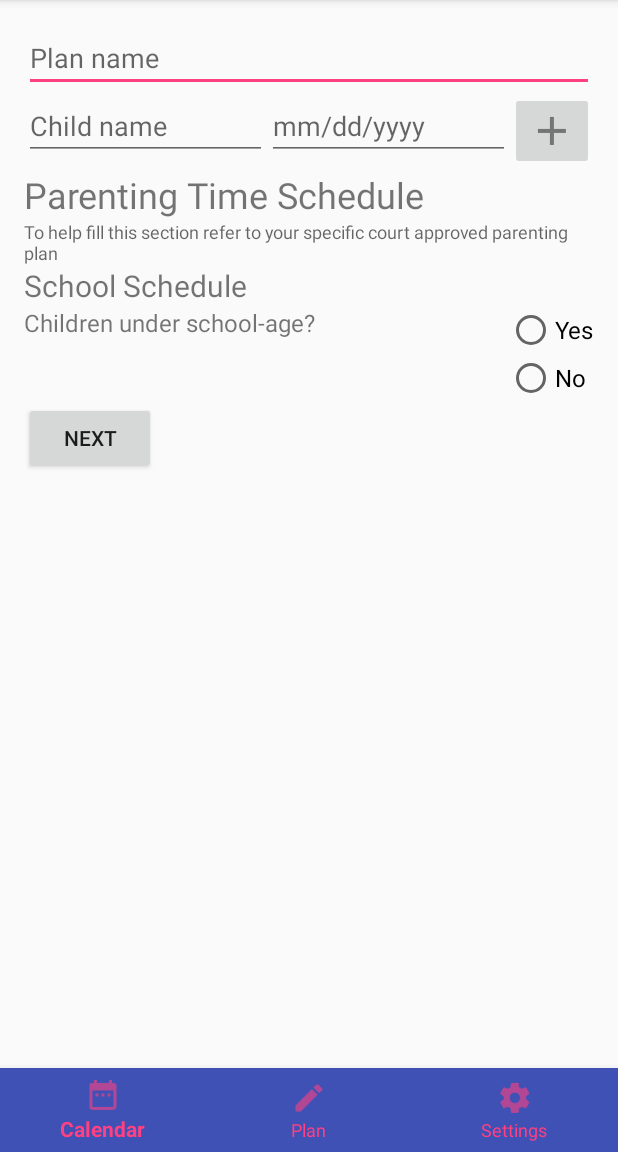
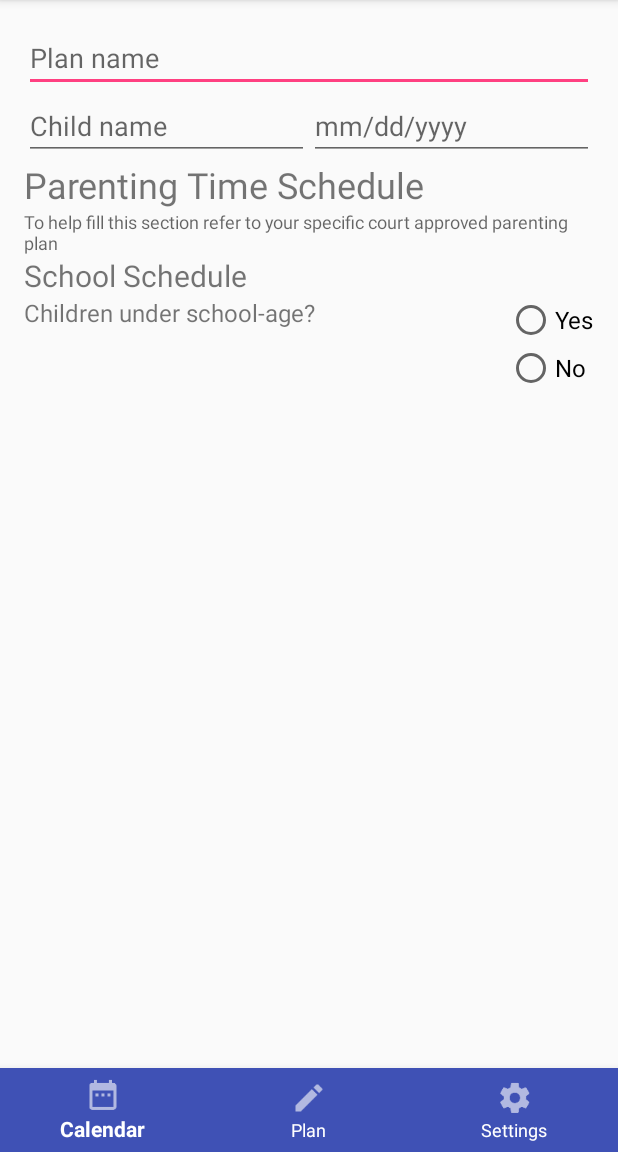
Before and after one commit to nica18morena/GardianO, an Android app: the screen it shows after launch (ParentingPlanSetup), on a phone screen of 412 x 824 dp, the part 84-1236 px from its top. Run offline under Robolectric (Android 15) with nearby library versions, the phone set to English and light mode, and no system bars; our stand-ins replace Firebase (no records; nobody signed in at launch, a user with empty details on screens opened directly).

```diff
--- a/app/src/main/java/com/example/jessi/guardiano/Calendar.java
+++ b/app/src/main/java/com/example/jessi/guardiano/Calendar.java
@@ -41,7 +41,8 @@ public class Calendar extends AppCompatActivity {
                                 startActivity(intent2);
                                 break;
                             case R.id.action_settings:
-
+                                Intent intent3 = new Intent(context, SettingsActivity.class);
+                                startActivity(intent3);
                                 break;
                         }
                         return true;
--- a/app/src/main/java/com/example/jessi/guardiano/ParentingPlanSetup.java
+++ b/app/src/main/java/com/example/jessi/guardiano/ParentingPlanSetup.java
@@ -13,11 +13,15 @@ import android.support.design.widget.BottomNavigationView;
 import android.support.v4.app.DialogFragment;
 import android.support.v7.app.AppCompatActivity;
 import android.os.Bundle;
+import android.view.KeyEvent;
 import android.view.MenuItem;
 import android.view.View;
+import android.view.inputmethod.EditorInfo;
+import android.view.inputmethod.InputMethodManager;
 import android.widget.AdapterView;
 import android.widget.ArrayAdapter;
 import android.widget.Button;
+import android.widget.EditText;
 import android.widget.ImageButton;
 import android.widget.LinearLayout;
 import android.widget.RadioButton;
@@ -28,68 +32,251 @@ import android.widget.TimePicker;
 import android.widget.Toast;
 import android.widget.AdapterView.OnItemSelectedListener;
 
+import com.example.jessi.guardiano.DataObjects.Children;
+import com.example.jessi.guardiano.DataObjects.Plan;
+import com.google.firebase.database.ChildEventListener;
+import com.google.firebase.database.DataSnapshot;
+import com.google.firebase.database.DatabaseError;
+import com.google.firebase.database.DatabaseReference;
+import com.google.firebase.database.FirebaseDatabase;
+
+import static com.example.jessi.guardiano.R.id.editPlanName;
+import static com.example.jessi.guardiano.R.id.spinner_weekday_options;
+import static com.example.jessi.guardiano.R.id.spinner_weekend_options;
+import static com.example.jessi.guardiano.R.id.text_child_DOB;
+import static com.example.jessi.guardiano.R.id.text_child_name;
 import static java.security.AccessController.getContext;
 
 //TODO: code clean up
 public class ParentingPlanSetup extends AppCompatActivity implements AdapterView.OnItemSelectedListener {
 
     private TextView weekendDropOffTimeText, weekendPickUpTimeText;
+    private TextView tvPlanName, tvChildName, tvChildDOB;
+    private EditText mPlanName, mChildName, mChildDOB;
     private TimePicker timePicker;
     private Button weekendDropoffTimeButton, weekendPickUpTimeButton;
     private int hour, minute;
+    private String planName, planStart, childName, childDOB;
     static final int TIME_DIALOG_ID = 999;
+
+    private FirebaseDatabase mfirebaseDatabase;
+    private DatabaseReference mDatabaseReferenceP, mDatabaseReferenceC, mDatabaseReference;
+    private ChildEventListener mChildEventListenerP, mChildEventListenerC, mChildEventListener;
 
     @Override
     protected void onCreate(Bundle savedInstanceState) {
         super.onCreate(savedInstanceState);
         setContentView(R.layout.activity_parenting_plan_setup);
 
-        //TODO:Remove redundant code
+        //instantiate text views
+        tvPlanName = (TextView) findViewById(R.id.textView_planName);
+        tvChildName = (TextView) findViewById(R.id.textView_childName);
+        tvChildDOB = (TextView) findViewById(R.id.textView_childDOB);
+
+        //Database access
+        mfirebaseDatabase = FirebaseDatabase.getInstance();
+        mDatabaseReference = mfirebaseDatabase.getReference();
+
+        //attach db child listener
+        dbChildEventListener();
+
+        //Read and save text inputs
+        mPlanName = (EditText) findViewById(R.id.editPlanName);
+        this.editorActionListener(mPlanName);
+
+        //TODO: Add planStart as input
+        //EditText mPlanStart = (EditText) findViewById(R.id.editPlanStart);
+        //planStart = mPlanName.getText().toString();
+        mChildName = (EditText) findViewById(R.id.text_child_name);
+        this.editorActionListener(mChildName);
+        mChildDOB = (EditText) findViewById(R.id.text_child_DOB);
+        this.editorActionListener(mChildDOB);
+
         // Spinner element
         Spinner spinnerWeekend = (Spinner) findViewById(R.id.spinner_weekend_options);
+        this.initializeSpinner(spinnerWeekend);
+
         Spinner spinnerWeekday = (Spinner) findViewById(R.id.spinner_weekday_options);
+        this.initializeSpinner(spinnerWeekday);
+
+        //call bottom navigation
+        this.bottomNavigationViewListener();
+    }
+
+    private void initializeSpinner(Spinner s) {
+
+        List<String> categories = new ArrayList<String>();
 
         // Spinner click listener
-        spinnerWeekend.setOnItemSelectedListener(this);
-        spinnerWeekday.setOnItemSelectedListener(this);
+        s.setOnItemSelectedListener(this);
 
         // Spinner Drop down elements
-        List<String> categoriesWeekend = new ArrayList<String>();
-        categoriesWeekend.add("Every");
-        categoriesWeekend.add("Every other");
-        categoriesWeekend.add("First wknd of mos");
-        categoriesWeekend.add("Second wknd of mos");
-        categoriesWeekend.add("Third wknd of mos");
-        categoriesWeekend.add("Fourth wknd of mos");
-        categoriesWeekend.add("Fifth wknd of mos");
-        categoriesWeekend.add("None");
+        switch (s.getId()) {
+            case spinner_weekend_options:
 
-        List<String> categoriesWeekdays = new ArrayList<String>();
-        categoriesWeekdays.add("Every");
-        categoriesWeekdays.add("Every other");
-        categoriesWeekdays.add("First week of mos");
-        categoriesWeekdays.add("Second week of mos");
-        categoriesWeekdays.add("Third week of mos");
-        categoriesWeekdays.add("Fourth week of mos");
-        categoriesWeekdays.add("Fifth week of mos");
-        categoriesWeekdays.add("None");
+                categories.add("Every");
+                categories.add("Every other");
+                categories.add("First wknd of mos");
+                categories.add("Second wknd of mos");
+                categories.add("Third wknd of mos");
+                categories.add("Fourth wknd of mos");
+                categories.add("Fifth wknd of mos");
+                categories.add("None");
+                break;
 
+            case spinner_weekday_options:
+                //List<String> categories = new ArrayList<String>();
+                categories.add("Every");
+                categories.add("Every other");
+                categories.add("First week of mos");
+                categories.add("Second week of mos");
+                categories.add("Third week of mos");
+                categories.add("Fourth week of mos");
+                categories.add("Fifth week of mos");
+                categories.add("None");
+                break;
+        }
         // Creating adapter for spinner
-        ArrayAdapter<String> dataAdapterWeekend = new ArrayAdapter<String>(this, android.R.layout.simple_spinner_item, categoriesWeekend);
-        ArrayAdapter<String> dataAdapterWeekday = new ArrayAdapter<String>(this, android.R.layout.simple_spinner_item, categoriesWeekdays);
+        ArrayAdapter<String> dataAdapter = new ArrayAdapter<String>(this, android.R.layout.simple_spinner_item, categories);
 
         // Drop down layout style - list view with radio button
-        dataAdapterWeekend.setDropDownViewResource(android.R.layout.simple_spinner_dropdown_item);
-        dataAdapterWeekday.setDropDownViewResource(android.R.layout.simple_spinner_dropdown_item);
+        dataAdapter.setDropDownViewResource(android.R.layout.simple_spinner_dropdown_item);
 
         // attaching data adapter to spinner
-        spinnerWeekend.setAdapter(dataAdapterWeekend);
-        spinnerWeekday.setAdapter(dataAdapterWeekend);
-
-        //call bottom navigation
-        bottomNavigationViewListener();
+        s.setAdapter(dataAdapter);
     }
 
+    private void editorActionListener(EditText et) {
+
+        et.setOnEditorActionListener(new TextView.OnEditorActionListener() {
+            @Override
+            public boolean onEditorAction(TextView v, int actionId, KeyEvent event) {
+
+                boolean done = false;
+                Context context = getApplicationContext();
+                if (actionId == EditorInfo.IME_ACTION_NEXT) {
+
+                    String text = v.getText().toString();
+                    Toast.makeText(context, text, Toast.LENGTH_SHORT).show();
+
+                    switch (v.getId()) {
+                        case editPlanName:
+                            planName = text;
+                            break;
+
+                        /*case editPlanStart:
+                            planStart = text;
+                            break;*/
+
+                        case text_child_name:
+                            childName = text;
+                            break;
+
+                        case text_child_DOB:
+                            childDOB = text;
+                            break;
+                    }
+                } else if (actionId == EditorInfo.IME_ACTION_DONE) {
+                    String text = v.getText().toString();
+                    Toast.makeText(context, text, Toast.LENGTH_SHORT).show();
+                    done = true;
+
+                    switch (v.getId()) {
+                        case text_child_DOB:
+                            childDOB = text;
+                            break;
+                    }
+                }
+
+                if (done) {
+                    //v.clearFocus(); //todo:this doesnt work as expected, it trasfers the focus
+                    InputMethodManager imm = (InputMethodManager) getSystemService(Context.INPUT_METHOD_SERVICE);
+                    imm.toggleSoftInput(InputMethodManager.SHOW_FORCED, InputMethodManager.RESULT_HIDDEN);
+                    //hideSoftKeyboard();
+                    Children children = new Children(childName, childDOB);
+                    Plan plan = new Plan(planName);
+
+                    //Update edit text fields to not be visible and text view visible
+                   /* mPlanName.setVisibility(View.GONE);
+                    mChildName.setVisibility(View.GONE);
+                    mChildDOB.setVisibility(View.GONE);
+
+                    tvPlanName.setVisibility(View.VISIBLE);
+                    tvChildName.setVisibility(View.VISIBLE);
+                    tvChildDOB.setVisibility(View.VISIBLE);*/
+
+                    //Update DB with values
+                    mDatabaseReference = mfirebaseDatabase.getReference().child("User/Plan");
+                    mDatabaseReference.setValue(plan);
+                    mDatabaseReference = mfirebaseDatabase.getReference().child("User/Children");
+                    mDatabaseReference.setValue(children);
+
+                    //attach db child listener
+                    //dbChildEventListener();
+                }
+
+                return done;
+            }
+        });
+    }
+    private void dbChildEventListener() {
+
+        mChildEventListener = new ChildEventListener() {
+
+            @Override
+            public void onChildAdded(DataSnapshot dataSnapshot, String s) {
+
+                //hideSoftKeyboard();
+                //tvChildDOB.setVisibility(View.VISIBLE);
+                if(dataSnapshot.getKey().equals("Children")) {
+                    mChildName.setVisibility(View.GONE);
+                    mChildDOB.setVisibility(View.GONE);
+
+                    tvChildName.setVisibility(View.VISIBLE);
+                    tvChildDOB.setVisibility(View.VISIBLE);
+
+                    Children children = dataSnapshot.getValue(Children.class);
+                    tvChildName.setText(children.getChildName());
+                    tvChildDOB.setText(children.getChildDOB());
+                }
+                if(dataSnapshot.getKey().equals("Plan")) {
+                    mPlanName.setVisibility(View.GONE);
+                    tvPlanName.setVisibility(View.VISIBLE);
+
+                    Plan plan = dataSnapshot.getValue(Plan.class);
+                    tvPlanName.setText(plan.getPlanName());
+                    //tvChildDOB.setText(children.getChildDOB());
+                }
+            }
+
+            @Override
+            public void onChildChanged(DataSnapshot dataSnapshot, String s) {
+
+            }
+
+            @Override
+            public void onChildRemoved(DataSnapshot dataSnapshot) {
+
+            }
+
+            @Override
+            public void onChildMoved(DataSnapshot dataSnapshot, String s) {
+
+            }
+
+            @Override
+            public void onCancelled(DatabaseError databaseError) {
+
+            }
+        };
+        mDatabaseReference = mfirebaseDatabase.getReference().child("User");
+        mDatabaseReference.addChildEventListener(mChildEventListener);
+    }
+
+    private void hideSoftKeyboard(){
+        InputMethodManager imm = (InputMethodManager) getSystemService(Context.INPUT_METHOD_SERVICE);
+        imm.toggleSoftInput(InputMethodManager.SHOW_FORCED, InputMethodManager.RESULT_HIDDEN);
+    }
     @Override
     public void onItemSelected(AdapterView<?> parent, View view, int position, long id) {
         // On selecting a spinner item
@@ -150,27 +337,35 @@ public class ParentingPlanSetup extends AppCompatActivity implements AdapterView
         LinearLayout llTimePicker1 = (LinearLayout) findViewById(R.id.layout_weekend_time_picker);
         LinearLayout llTimePicker2 = (LinearLayout) findViewById(R.id.layout_weekday_time_picker);
 
+        Button buttonNext = (Button) findViewById(R.id.button_first_page);
+
         //Check which radio button was clicked
         switch (view.getId()) {
             case R.id.yes_radio_button:
                 if (checked) {
-                    //something
+                    //Make under school age schedule visible
                     llUnderSchoolAge.setVisibility(View.VISIBLE);
+                    //TODO: Call DB
+                    //Show next button
+                    buttonNext.setVisibility(View.GONE);
                 }
                 break;
             case R.id.yes2_radio_button:
                 if (checked) {
-                    //something
+                    //Using the same school schedule, no futher action is needed
                     llSameSchedule1.setVisibility(View.GONE);
                     llTimePicker1.setVisibility(View.GONE);
                     llSameSchedule2.setVisibility(View.GONE);
                     llWeekdaySelection.setVisibility(View.GONE);
                     llTimePicker2.setVisibility(View.GONE);
+                    //Show next button
+                    buttonNext.setVisibility(View.VISIBLE);
                 }
                 break;
             case R.id.no_radio_button:
                 if (checked) {
-                    //something
+                    //No futher action is needed, proceed to the next form, child is not under
+                    //school age
                     llUnderSchoolAge.setVisibility(View.GONE);
 
                     llSameSchedule1.setVisibility(View.GONE);
@@ -178,16 +373,22 @@ public class ParentingPlanSetup extends AppCompatActivity implements AdapterView
                     llSameSchedule2.setVisibility(View.GONE);
                     llWeekdaySelection.setVisibility(View.GONE);
                     llTimePicker2.setVisibility(View.GONE);
+
+                    //Show next button
+                    buttonNext.setVisibility(View.VISIBLE);
                 }
                 break;
             case R.id.no2_radio_button:
                 if (checked) {
-                    //something
+                    //Child under school age and not using school schedule
                     llSameSchedule1.setVisibility(View.VISIBLE);
                     llTimePicker1.setVisibility(View.VISIBLE);
                     llSameSchedule2.setVisibility(View.VISIBLE);
                     llWeekdaySelection.setVisibility(View.VISIBLE);
                     llTimePicker2.setVisibility(View.VISIBLE);
+                    //TODO: add DB call
+                    //Show next button
+                    buttonNext.setVisibility(View.VISIBLE);
                 }
                 break;
         }
--- a/app/src/main/res/layout/activity_calendar.xml
+++ b/app/src/main/res/layout/activity_calendar.xml
@@ -19,7 +19,7 @@
         android:layout_height="wrap_content"
         android:layout_alignParentBottom="true"
         app:itemBackground="@color/colorPrimary"
-        app:itemIconTint="@color/colorAccent"
-        app:itemTextColor="@color/colorAccent"
+        app:itemIconTint="@android:color/white"
+        app:itemTextColor="@android:color/white"
         app:menu="@menu/navigation_items" />
 </RelativeLayout>
--- a/app/src/main/res/layout/activity_parenting_plan_setup.xml
+++ b/app/src/main/res/layout/activity_parenting_plan_setup.xml
@@ -1,7 +1,6 @@
 <?xml version="1.0" encoding="utf-8"?>
 <RelativeLayout xmlns:android="http://schemas.android.com/apk/res/android"
     xmlns:app="http://schemas.android.com/apk/res-auto"
-    xmlns:design="http://schema.android.com/apk/res/android.support.design"
     xmlns:tools="http://schemas.android.com/tools"
     android:id="@+id/activity_parenting_plan_setup"
     android:layout_width="match_parent"
@@ -9,6 +8,7 @@
     tools:context="com.example.jessi.guardiano.ParentingPlanSetup">
     <!--TODO:get the right padding around app-->
     <ScrollView
+        android:id="@+id/scroll_view"
         android:layout_width="match_parent"
         android:layout_height="wrap_content">
 
@@ -17,18 +17,33 @@
             android:layout_height="wrap_content"
             android:layout_margin="16dp">
 
+            <LinearLayout
+                android:id="@+id/linear_layout_plan"
+                android:layout_width="match_parent"
+                android:layout_height="wrap_content"
+                android:orientation="vertical">
+
             <EditText
                 android:id="@+id/editPlanName"
                 android:layout_width="match_parent"
                 android:layout_height="wrap_content"
                 android:hint="@string/plan_name"
+                android:imeOptions="actionNext"
                 android:inputType="textPhonetic" />
+
+            <TextView
+                android:id="@+id/textView_planName"
+                android:layout_width="match_parent"
+                android:layout_height="wrap_content"
+                android:textSize="20sp"
+                android:visibility="gone"/>
+            </LinearLayout>
 
             <LinearLayout
                 android:id="@+id/linear_layout_child"
                 android:layout_width="match_parent"
                 android:layout_height="wrap_content"
-                android:layout_below="@id/editPlanName"
+                android:layout_below="@id/linear_layout_plan"
                 android:orientation="horizontal">
 
                 <EditText
@@ -37,7 +52,16 @@
                     android:layout_height="wrap_content"
                     android:layout_weight="1"
                     android:hint="@string/child_name"
-                    android:inputType="textPersonName" />
+                    android:imeOptions="actionNext"
+                    android:inputType="textPersonName"/>
+                <TextView
+                    android:id="@+id/textView_childName"
+                    android:layout_width="0dp"
+                    android:layout_height="wrap_content"
+                    android:layout_weight="1"
+                    android:textSize="20sp"
+                    android:visibility="gone"/>
+
                 <!--TODO: Add child date of birth-->
                 <EditText
                     android:id="@+id/text_child_DOB"
@@ -45,15 +69,24 @@
                     android:layout_height="wrap_content"
                     android:layout_weight="1"
                     android:hint="@string/child_DOB"
-                    android:inputType="date" />
+                    android:imeOptions="actionDone"
+                    android:inputType="date"
+                    android:maxLines="1" />
+                <TextView
+                    android:id="@+id/textView_childDOB"
+                    android:layout_width="0dp"
+                    android:layout_height="wrap_content"
+                    android:layout_weight="1"
+                    android:textSize="20sp"
+                    android:visibility="gone"/>
 
-                <ImageButton
+                <!--<ImageButton
                     android:id="@+id/image_button_add_remove"
                     android:layout_width="wrap_content"
                     android:layout_height="wrap_content"
                     android:contentDescription="@string/add_child"
                     android:onClick="addImageButtonClicked"
-                    android:src="@drawable/ic_action_add" />
+                    android:src="@drawable/ic_action_add" />-->
             </LinearLayout>
 
             <LinearLayout
@@ -176,7 +209,7 @@
                 <Spinner
                     android:id="@+id/spinner_weekend_options"
                     android:layout_width="wrap_content"
-                    android:layout_height="wrap_content"/>
+                    android:layout_height="wrap_content" />
             </LinearLayout>
 
             <LinearLayout
@@ -229,7 +262,7 @@
                 <Spinner
                     android:id="@+id/spinner_weekday_options"
                     android:layout_width="wrap_content"
-                    android:layout_height="wrap_content"/>
+                    android:layout_height="wrap_content" />
             </LinearLayout>
 
             <LinearLayout
@@ -314,8 +347,10 @@
                 android:id="@+id/button_first_page"
                 android:layout_width="wrap_content"
                 android:layout_height="wrap_content"
+                android:layout_alignParentRight="true"
                 android:layout_below="@id/layout_weekday_time_picker"
-                android:text="@string/next" />
+                android:text="@string/next"
+                android:visibility="gone" />
 
         </RelativeLayout>
     </ScrollView>
@@ -326,7 +361,7 @@
         android:layout_height="wrap_content"
         android:layout_alignParentBottom="true"
         app:itemBackground="@color/colorPrimary"
-        app:itemIconTint="@color/colorAccent"
-        app:itemTextColor="@color/colorAccent"
+        app:itemIconTint="@android:color/white"
+        app:itemTextColor="@android:color/white"
         app:menu="@menu/navigation_items" />
 </RelativeLayout>
```
Also changed, not shown: app/src/main/java/com/example/jessi/guardiano/DataObjects/Children.java (added, +38 -0 lines), app/src/main/java/com/example/jessi/guardiano/DataObjects/DataAccess.java (added, +15 -0 lines), app/src/main/java/com/example/jessi/guardiano/DataObjects/Plan.java (added, +42 -0 lines), app/src/main/java/com/example/jessi/guardiano/DataObjects/Schedule.java (added, +31 -0 lines), app/src/main/java/com/example/jessi/guardiano/DataObjects/SchoolScheduleWeekday.java (added, +24 -0 lines), app/src/main/java/com/example/jessi/guardiano/DataObjects/SchoolScheduleWeekend.java (added, +18 -0 lines), app/src/main/java/com/example/jessi/guardiano/DataObjects/SummerScheduleWeekday.java (added, +25 -0 lines), app/src/main/java/com/example/jessi/guardiano/DataObjects/SummerScheduleWeekend.java (added, +18 -0 lines), app/src/main/java/com/example/jessi/guardiano/DataObjects/UnderSchoolAgeScheduleWeekday.java (added, +25 -0 lines), app/src/main/java/com/example/jessi/guardiano/DataObjects/UnderSchoolAgeScheduleWeekend.java (added, +18 -0 lines), app/src/main/java/com/example/jessi/guardiano/DataObjects/WeekDaySchedule.java (added, +54 -0 lines).
